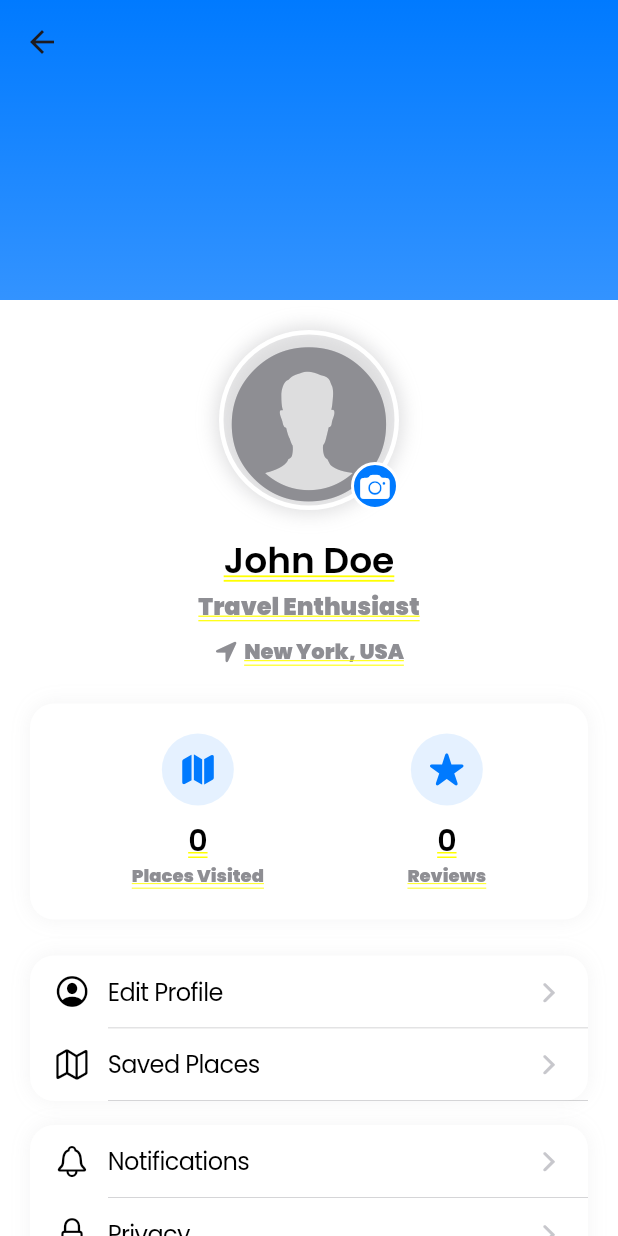
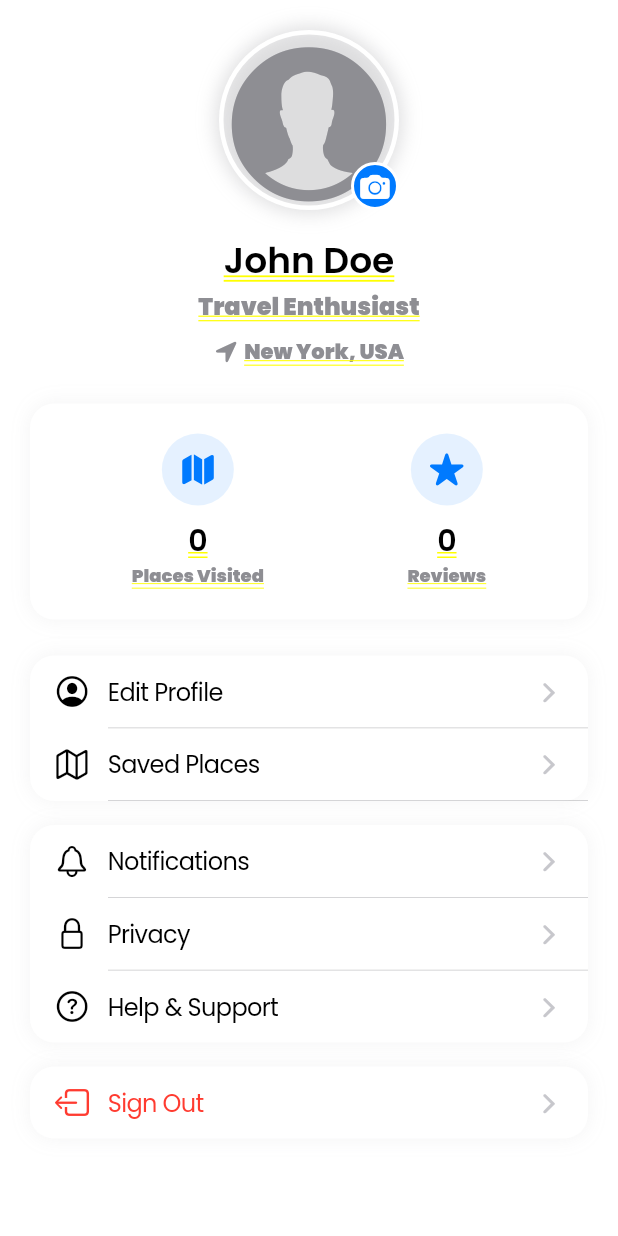
Before and after one commit to eylulaykose/TravelApp, a Flutter app: the ProfileScreen screen opened directly, on a phone screen of 412 x 824 dp. Run offline on Flutter 3.47's test engine with Material 3 defaults, Android fonts, the phone set to English and light mode, and no system bars; our stand-ins replace google_fonts, shared_preferences; accounts and stored records are empty.

Commit message:
profile screen changed

```diff
--- a/lib/screens/profile_screen.dart
+++ b/lib/screens/profile_screen.dart
@@ -100,25 +100,6 @@ class _ProfileScreenState extends State<ProfileScreen>
     return CustomScrollView(
       physics: const BouncingScrollPhysics(),
       slivers: [
-        SliverAppBar(
-          expandedHeight: 200,
-          floating: false,
-          pinned: true,
-          flexibleSpace: FlexibleSpaceBar(
-            background: Container(
-              decoration: BoxDecoration(
-                gradient: LinearGradient(
-                  begin: Alignment.topCenter,
-                  end: Alignment.bottomCenter,
-                  colors: [
-                    CupertinoColors.activeBlue,
-                    CupertinoColors.activeBlue.withOpacity(0.8),
-                  ],
-                ),
-              ),
-            ),
-          ),
-        ),
         SliverToBoxAdapter(
           child: FadeTransition(
             opacity: _fadeAnimation,
```
